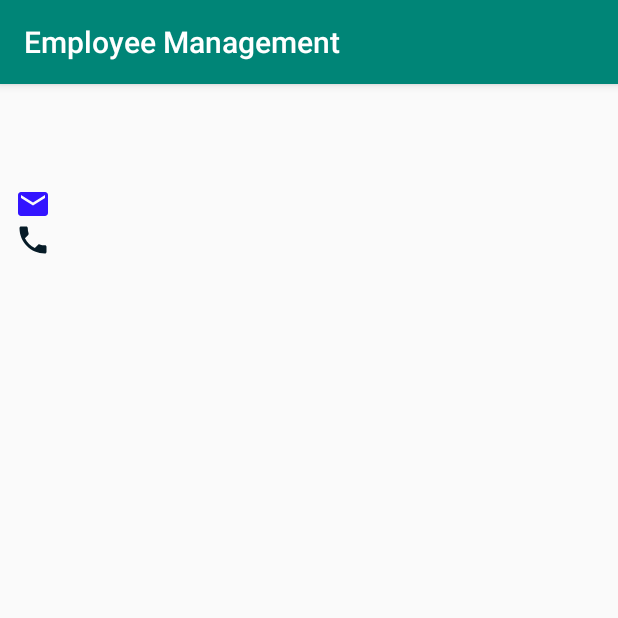
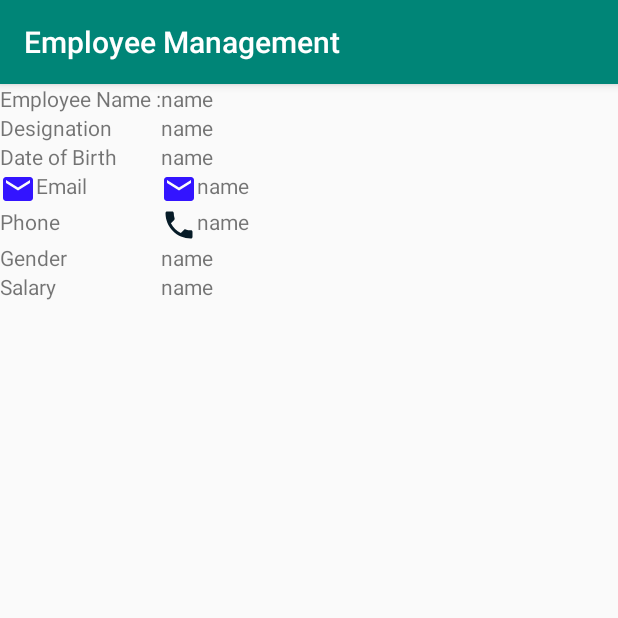
Before and after one commit to moshiur-cse/EmployeeManagementApp, an Android app: the EmpDetailsActivity screen opened directly, with no data from a screen before it, on a phone screen of 412 x 824 dp, the top half of it. Run offline under Robolectric (Android 15) with nearby library versions, the phone set to English and light mode, and no system bars.

Commit message:
Update Layout

```diff
--- a/app/src/main/res/layout/activity_emp_details.xml
+++ b/app/src/main/res/layout/activity_emp_details.xml
@@ -1,49 +1,122 @@
 <?xml version="1.0" encoding="utf-8"?>
 
-<layout
-    xmlns:android="http://schemas.android.com/apk/res/android"
-    xmlns:app="http://schemas.android.com/apk/res-auto"
+<TableLayout xmlns:android="http://schemas.android.com/apk/res/android"
+    android:layout_width="fill_parent"
+    android:layout_height="fill_parent"
     xmlns:tools="http://schemas.android.com/tools">
-<LinearLayout
-    android:layout_width="match_parent"
-    android:layout_height="match_parent"
-    android:orientation="vertical"
-    android:padding="10dp"
-    tools:context=".EmpDetailsActivity">
+    <TableRow
+        android:layout_width="fill_parent"
+        android:layout_height="fill_parent">
+
+        <TextView
+            android:layout_width="wrap_content"
+            android:layout_height="wrap_content"
+            android:text="Employee Name :"/>
+    <TextView
+        android:layout_width="wrap_content"
+        android:layout_height="wrap_content"
+        android:id="@+id/details_emp_name"
+        android:text="name"/>
+
+</TableRow>
+
+    <TableRow
+        android:layout_width="fill_parent"
+        android:layout_height="fill_parent">
 
     <TextView
         android:layout_width="wrap_content"
         android:layout_height="wrap_content"
-        android:id="@+id/details_emp_name"/>
+        android:text="Designation"/>
 
     <TextView
         android:layout_width="wrap_content"
         android:layout_height="wrap_content"
-        android:id="@+id/details_emp_designation"/>
+        android:id="@+id/details_emp_designation"
+        android:text="name"/>
+    </TableRow>
+
+
+<TableRow
+android:layout_width="fill_parent"
+android:layout_height="fill_parent">
     <TextView
         android:layout_width="wrap_content"
         android:layout_height="wrap_content"
-        android:id="@+id/details_emp_dob"/>
+
+        android:text="Date of Birth"/>
+
+    <TextView
+        android:layout_width="wrap_content"
+        android:layout_height="wrap_content"
+        android:id="@+id/details_emp_dob"
+        android:text="name"/>
+</TableRow>
+
+    <TableRow
+        android:layout_width="fill_parent"
+        android:layout_height="fill_parent">
+
+        <TextView
+            android:layout_width="wrap_content"
+            android:layout_height="wrap_content"
+            android:drawableLeft="@drawable/ic_email_black_24dp"
+
+            android:text="Email"/>
     <TextView
         android:layout_width="wrap_content"
         android:layout_height="wrap_content"
         android:drawableLeft="@drawable/ic_email_black_24dp"
-        android:id="@+id/details_emp_email"/>
+        android:id="@+id/details_emp_email"
+        android:text="name"/>
+    </TableRow>
+
+    <TableRow
+        android:layout_width="fill_parent"
+        android:layout_height="fill_parent">
+
+        <TextView
+            android:layout_width="wrap_content"
+            android:layout_height="wrap_content"
+
+            android:text="Phone"/>
+
     <TextView
         android:layout_width="wrap_content"
         android:layout_height="wrap_content"
         android:drawableLeft="@drawable/ic_call_black_24dp"
-        android:id="@+id/details_emp_phone"/>
+        android:id="@+id/details_emp_phone"
+        android:text="name"/>
+    </TableRow>
+
+    <TableRow
+        android:layout_width="fill_parent"
+        android:layout_height="fill_parent">
+        <TextView
+            android:layout_width="wrap_content"
+            android:layout_height="wrap_content"
+            android:text="Gender"
+            />
     <TextView
         android:layout_width="wrap_content"
         android:layout_height="wrap_content"
+        android:text="name"
         android:id="@+id/details_emp_gender"/>
+    </TableRow>
+
+    <TableRow
+        android:layout_width="fill_parent"
+        android:layout_height="fill_parent">
+        <TextView
+            android:layout_width="wrap_content"
+            android:layout_height="wrap_content"
+            android:text="Salary"
+           />
     <TextView
         android:layout_width="wrap_content"
         android:layout_height="wrap_content"
+        android:text="name"
         android:id="@+id/details_emp_baseSalary"/>
+    </TableRow>
 
-
-
-</LinearLayout>
-</layout>
+</TableLayout>
```
